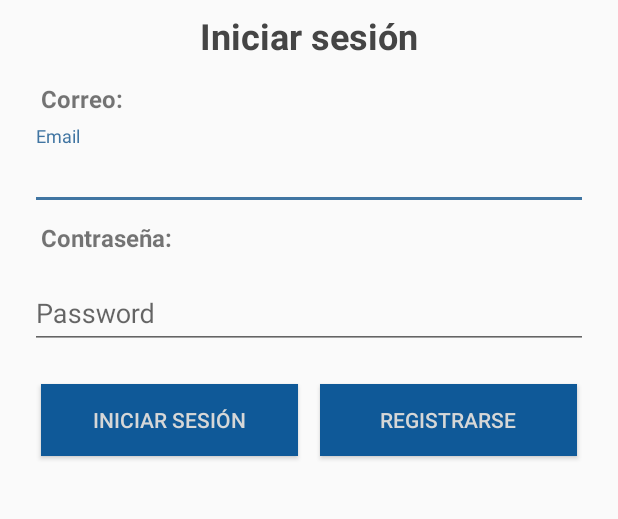
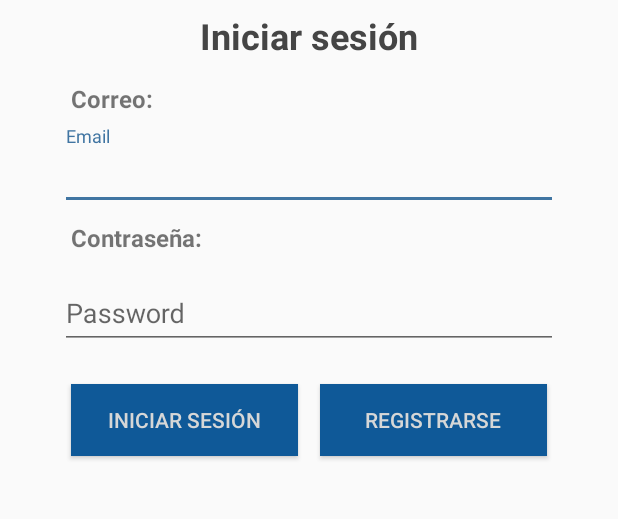
Before and after one commit to scyrizales/juntate, an Android app: the screen it shows after launch (LoginActivity), on a phone screen of 412 x 824 dp, the part 281-800 px from its top. Run offline under Robolectric (Android 15) with nearby library versions, the phone set to English and light mode, and no system bars.

Commit message:
Merge branch 'master' of github.com:scyrizales/juntate
# Conflicts:
#	app/app/src/main/res/menu/activity_main_drawer.xml

```diff
--- a/app/app/src/main/res/drawable/side_nav_bar.xml
+++ b/app/app/src/main/res/drawable/side_nav_bar.xml
@@ -2,8 +2,8 @@
     android:shape="rectangle">
     <gradient
         android:angle="135"
-        android:centerColor="#009688"
-        android:endColor="#00695C"
-        android:startColor="#4DB6AC"
+        android:centerColor="#003461"
+        android:endColor="#004b8c"
+        android:startColor="#f37c2f"
         android:type="linear" />
 </shape>
--- a/app/app/src/main/res/layout/activity_crear_junta.xml
+++ b/app/app/src/main/res/layout/activity_crear_junta.xml
@@ -55,7 +55,8 @@
         <LinearLayout
             android:layout_width="match_parent"
             android:layout_height="match_parent"
-            android:orientation="vertical">
+            android:orientation="vertical"
+            android:paddingHorizontal="30dp">
 
             <LinearLayout
                 android:layout_marginTop="7dp"
@@ -65,7 +66,7 @@
 
                 <ImageView
                     android:layout_centerHorizontal="true"
-                    android:layout_width="50dp"
+                    android:layout_width="30dp"
                     android:src="@drawable/junta_img"
                     android:layout_height="50dp" />
 
--- a/app/app/src/main/res/layout/activity_login.xml
+++ b/app/app/src/main/res/layout/activity_login.xml
@@ -62,12 +62,12 @@
                 android:layout_width="wrap_content"
                 android:layout_height="wrap_content"
                 android:text="Correo:"
-                android:paddingHorizontal="20dp"/>
+                android:paddingHorizontal="40dp"/>
 
             <android.support.design.widget.TextInputLayout
                 android:layout_width="match_parent"
                 android:layout_height="wrap_content"
-                android:paddingHorizontal="20dp">
+                android:paddingHorizontal="40dp">
 
                 <AutoCompleteTextView
                     android:id="@+id/email"
@@ -87,12 +87,12 @@
                 android:layout_width="wrap_content"
                 android:layout_height="wrap_content"
                 android:text="Contraseña:"
-                android:paddingHorizontal="20dp"/>
+                android:paddingHorizontal="40dp"/>
 
             <android.support.design.widget.TextInputLayout
                 android:layout_width="match_parent"
                 android:layout_height="wrap_content"
-                android:paddingHorizontal="20dp">
+                android:paddingHorizontal="40dp">
 
                 <EditText
                     android:id="@+id/password"
@@ -117,7 +117,7 @@
                 android:layout_width="match_parent"
                 android:orientation="horizontal"
                 android:layout_height="wrap_content"
-                android:paddingHorizontal="20dp">
+                android:paddingHorizontal="40dp">
 
                 <Button
                     android:id="@+id/btnIniciarSesion"
```
Also changed, not shown: app/app/src/main/res/layout/activity_miembros_junta.xml (line endings or trailing spaces).
